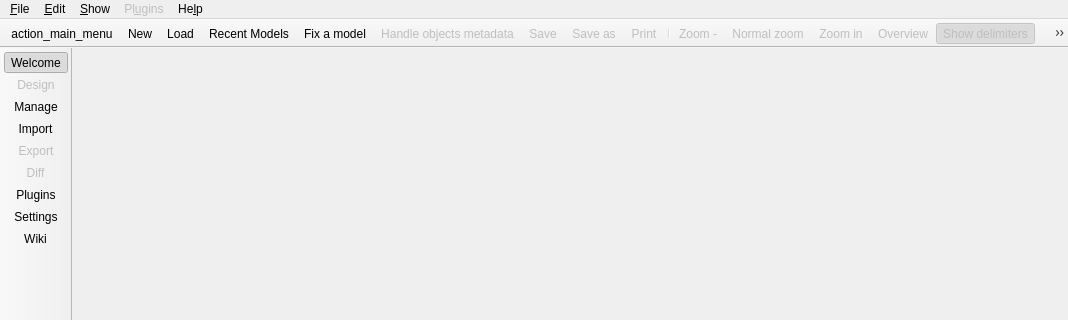
Qt form libpgmodeler_ui/ui/mainwindow.ui (pgmodeler/pgmodeler) before a commit; both pictures show x 0 to 1068 and y 0 to 320 of the 1068 by 673 pixel window.
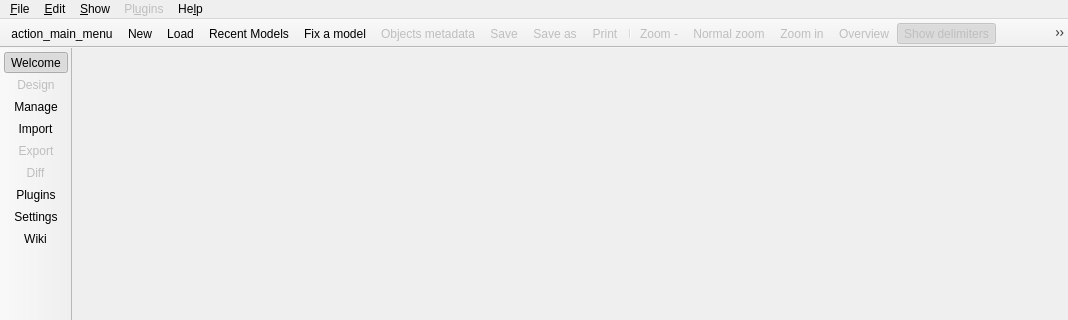
The same form after that commit. Icons and pictures are not drawn.

Commit message: Changed the icon for objects metadata

```diff
--- a/libpgmodeler_ui/ui/mainwindow.ui
+++ b/libpgmodeler_ui/ui/mainwindow.ui
@@ -1450,7 +1450,10 @@
      <normaloff>:/icones/icones/objmetadata.png</normaloff>:/icones/icones/objmetadata.png</iconset>
    </property>
    <property name="text">
-    <string>&amp;Handle objects metadata</string>
+    <string>Objects me&amp;tadata</string>
+   </property>
+   <property name="toolTip">
+    <string>Objects metadata</string>
    </property>
   </action>
  </widget>
```
The commit also changes 1 other file.
